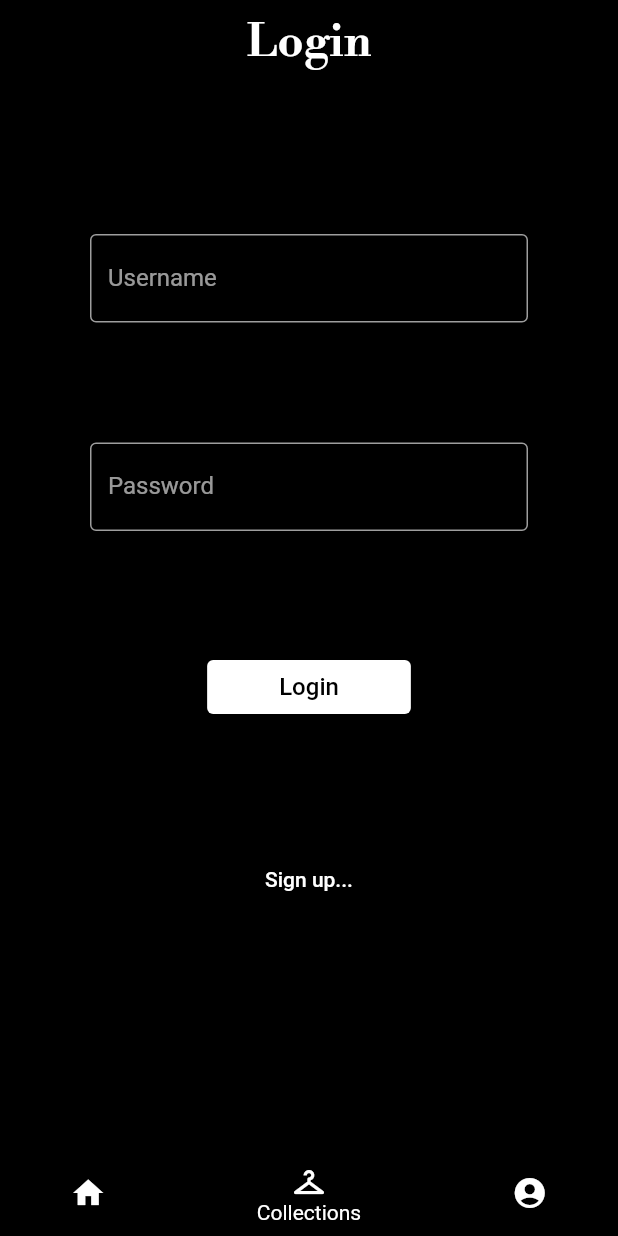
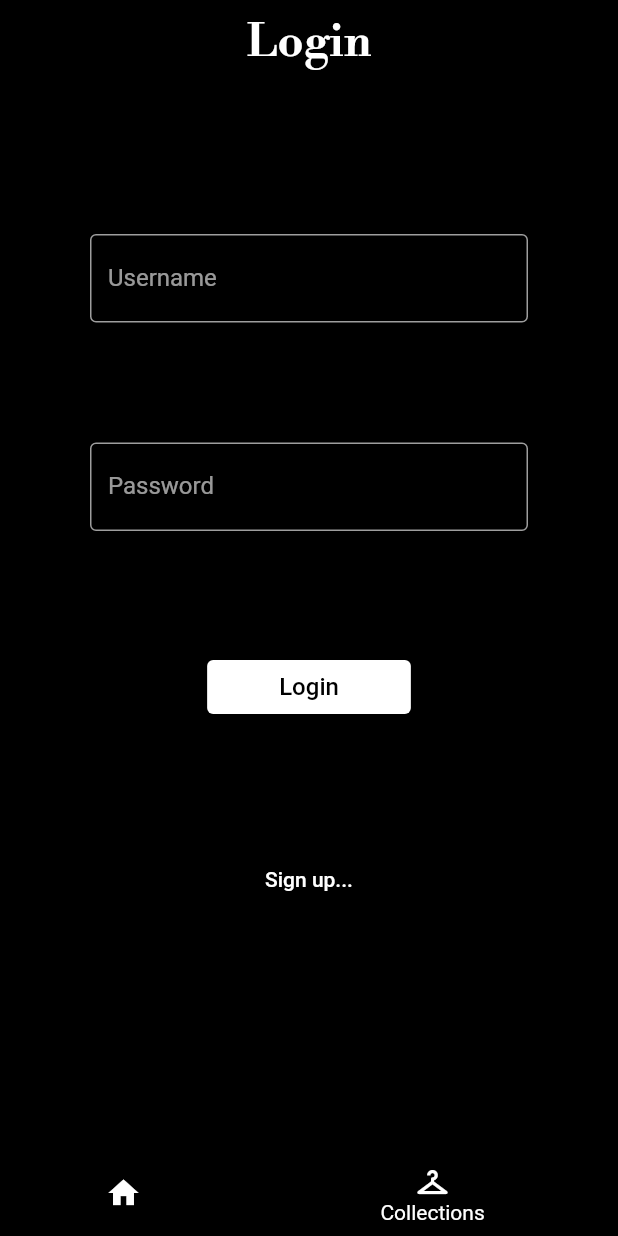
Before and after one commit to pedro123456789-wq/akio-mobile, a Flutter app: the screen it shows after launch, item 2 of the bottom bar chosen, on a phone screen of 412 x 824 dp. Run offline on Flutter 3.47's test engine with Material 2 defaults, Android fonts, the phone set to English and light mode, and no system bars; our stand-ins replace dio; missing offline and left inert: nfc_manager; accounts and stored records are empty; network calls fail.

```diff
--- a/flutter_app/lib/home_page/main_page.dart
+++ b/flutter_app/lib/home_page/main_page.dart
@@ -2,6 +2,9 @@ import 'package:akio_mobile/collections/collections_page.dart';
 import 'package:akio_mobile/photo_feed/photo_feed_page.dart';
 import 'package:akio_mobile/profile/profile_page.dart';
 import 'package:flutter/material.dart';
+import 'package:provider/provider.dart';
+
+import '../state.dart';
 
 //Page which contains bottom navigation bar
 //Other pages are loaded on top of this page through the body argument of the Scaffold widget
@@ -23,6 +26,32 @@ class _HomePageState extends State<HomePage> {
     ProfilePage()
   ];
 
+  List<BottomNavigationBarItem> generateItems(BuildContext context) {
+    //check if user is logged in
+    var username = Provider.of<AppModel>(context, listen: true).username;
+
+    List<BottomNavigationBarItem> items = [
+      const BottomNavigationBarItem(
+        icon: Icon(Icons.home),
+        label: 'Home',
+      ),
+      const BottomNavigationBarItem(
+        icon: Icon(Icons.checkroom),
+        label: 'Collections',
+      ),
+    ];
+
+    //only show profile section if user is logged in
+    if (username != null) {
+      items.add(const BottomNavigationBarItem(
+        icon: Icon(Icons.account_circle),
+        label: 'Profile',
+      ));
+    }
+
+    return items;
+  }
+
   @override
   Widget build(BuildContext context) {
     return SafeArea(
@@ -30,25 +59,14 @@ class _HomePageState extends State<HomePage> {
         body: _pageOptions[selectedPage],
         bottomNavigationBar: BottomNavigationBar(
           type: BottomNavigationBarType.shifting,
-          items: const [
-            BottomNavigationBarItem(
-              icon: Icon(Icons.home),
-              label: 'Home',
-            ),
-            BottomNavigationBarItem(
-              icon: Icon(Icons.checkroom),
-              label: 'Collections',
-            ),
-            BottomNavigationBarItem(
-              icon: Icon(Icons.account_circle),
-              label: 'Profile',
-            ),
-          ],
+          items: generateItems(context),
           currentIndex: selectedPage,
           onTap: (index) {
-            setState(() {
-              selectedPage = index;
-            });
+            setState(
+              () {
+                selectedPage = index;
+              },
+            );
           },
         ),
       ),
```
